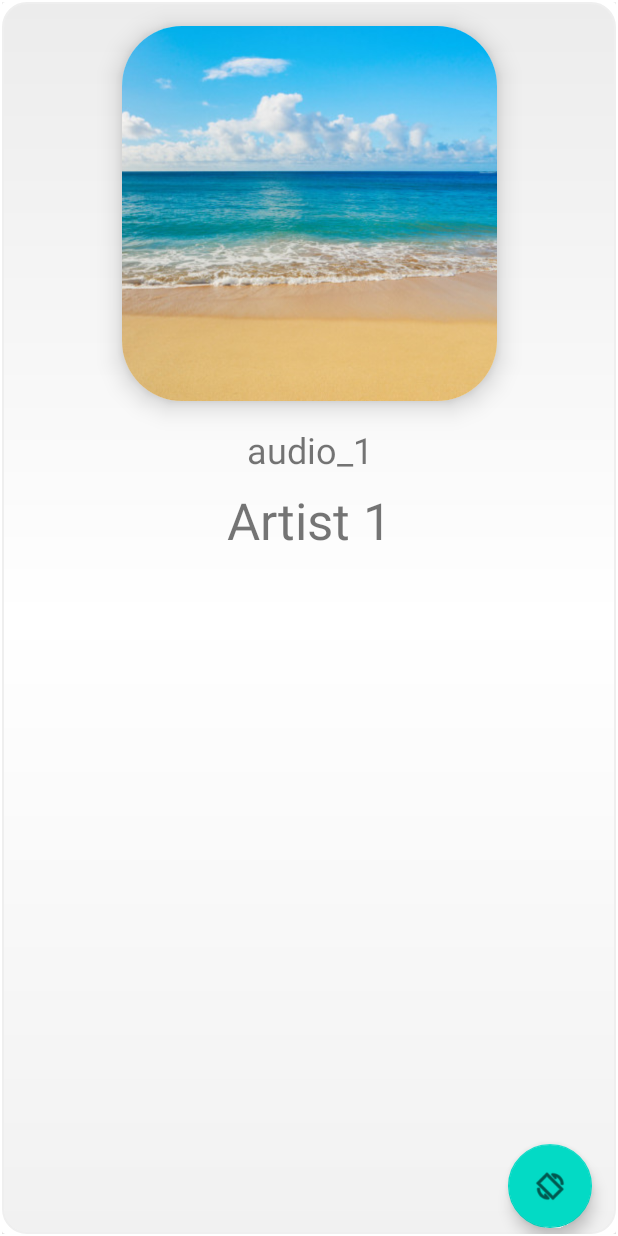
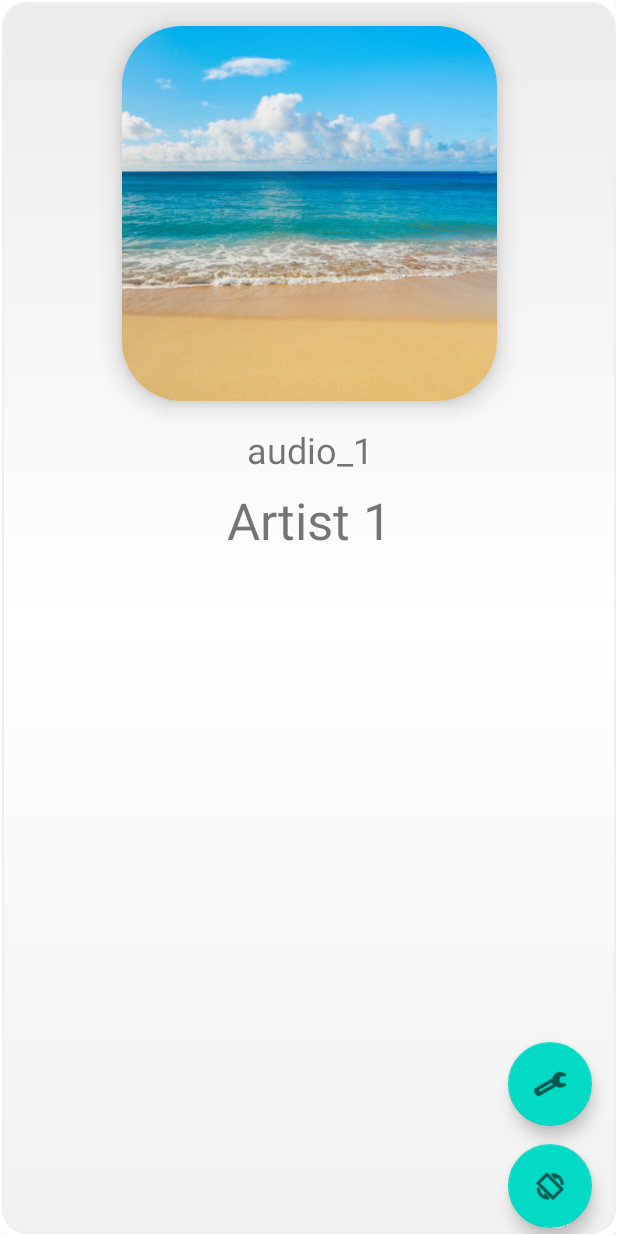
Before and after one commit to gregorybodiul/Song-List, an Android app: the HorListFragment screen opened through its navigation route, on a phone screen of 412 x 824 dp. Run offline under Robolectric (Android 15) with nearby library versions, the phone set to English and light mode, and no system bars.

```diff
--- a/app/src/main/res/layout/fragment_hor_list.xml
+++ b/app/src/main/res/layout/fragment_hor_list.xml
@@ -27,4 +27,18 @@
         app:layout_constraintHorizontal_bias="0.954"
         app:layout_constraintStart_toStartOf="parent" />
 
+    <com.google.android.material.floatingactionbutton.FloatingActionButton
+        android:id="@+id/one_item"
+        android:layout_width="wrap_content"
+        android:layout_height="wrap_content"
+        android:clickable="true"
+        android:src="@android:drawable/ic_menu_manage"
+        app:layout_constraintBottom_toTopOf="@+id/change_list"
+        app:layout_constraintEnd_toEndOf="parent"
+        app:layout_constraintHorizontal_bias="0.0"
+        app:layout_constraintStart_toStartOf="@+id/change_list"
+        app:layout_constraintTop_toTopOf="parent"
+        app:layout_constraintVertical_bias="0.983" />
+
+
 </androidx.constraintlayout.widget.ConstraintLayout>
```
Also changed, not shown: app/src/main/java/com/example/songlist/HorListFragment.java (+40 -24 lines).
